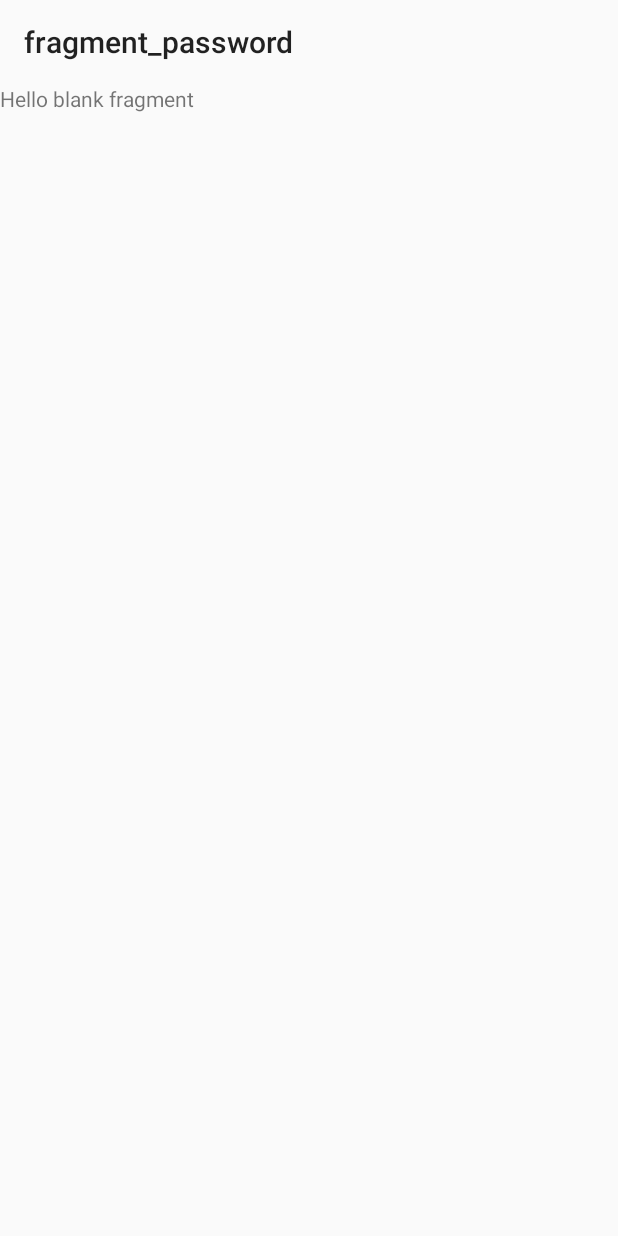
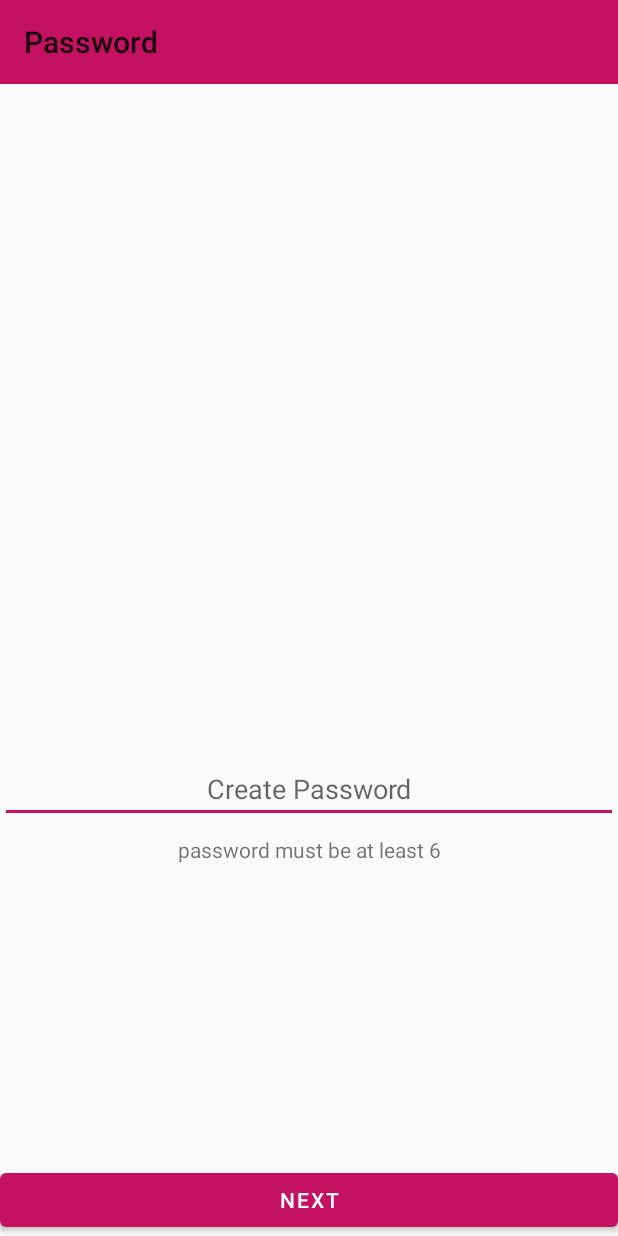
Before and after one commit to MahdiHatami/here-i-am, an Android app: the screen it shows after launch (SignupActivity), after a tap on "NEXT", on a phone screen of 412 x 824 dp. Run offline under Robolectric (Android 15) with nearby library versions, the phone set to English and light mode, and no system bars; our stand-ins replace data binding, navigation-ui; 1 statement that could not run was skipped.

Commit message:
add signUp activity fragments

```diff
--- a/app/src/main/java/com/tuga/konum/view/ui/signup/PasswordFragment.kt
+++ b/app/src/main/java/com/tuga/konum/view/ui/signup/PasswordFragment.kt
@@ -7,10 +7,12 @@ import android.view.View
 import android.view.ViewGroup
 import android.widget.Toast
 import androidx.fragment.app.Fragment
+import androidx.navigation.findNavController
 import androidx.navigation.fragment.navArgs
 import com.tuga.konum.R
+import kotlinx.android.synthetic.main.fragment_password.*
 
-class PasswordFragment : Fragment() {
+class PasswordFragment : Fragment(), View.OnClickListener {
     private val args: PasswordFragmentArgs by navArgs()
 
     override fun onCreate(savedInstanceState: Bundle?) {
@@ -27,5 +29,23 @@ class PasswordFragment : Fragment() {
         return inflater.inflate(R.layout.fragment_password, container, false)
     }
 
+    override fun onViewCreated(view: View, savedInstanceState: Bundle?) {
+        super.onViewCreated(view, savedInstanceState)
+        btnPasswordNext.setOnClickListener(this)
+    }
+
+    override fun onClick(v: View?) {
+        when (v?.id) {
+            R.id.btnPasswordNext -> {
+                val password: String = textPassword.text.toString()
+                val navController = v.findNavController()
+                navController.navigate(
+                    PasswordFragmentDirections.actionPasswordFragmentToEmailFragment(
+                        password
+                    )
+                )
+            }
+        }
+    }
 
 }
--- a/app/src/main/res/layout/activity_signup.xml
+++ b/app/src/main/res/layout/activity_signup.xml
@@ -10,7 +10,10 @@
     <androidx.appcompat.widget.Toolbar
         android:id="@+id/toolbar"
         android:layout_width="match_parent"
-        android:layout_height="wrap_content" />
+        android:layout_height="wrap_content"
+        android:background="?attr/colorPrimary"
+        android:minHeight="?attr/actionBarSize"
+        android:theme="?attr/actionBarTheme" />
 
     <fragment
         android:id="@+id/nav_host_signup_fragment"
@@ -23,4 +26,5 @@
         app:layout_constraintRight_toRightOf="parent"
         app:layout_constraintTop_toTopOf="parent"
         app:navGraph="@navigation/signup_nav_graph" />
+
 </LinearLayout>
--- a/app/src/main/res/layout/fragment_password.xml
+++ b/app/src/main/res/layout/fragment_password.xml
@@ -1,14 +1,51 @@
 <?xml version="1.0" encoding="utf-8"?>
-<FrameLayout xmlns:android="http://schemas.android.com/apk/res/android"
-    xmlns:tools="http://schemas.android.com/tools"
-    android:layout_width="match_parent"
-    android:layout_height="match_parent"
-    tools:context=".view.ui.signup.PasswordFragment">
+<layout xmlns:android="http://schemas.android.com/apk/res/android"
+    xmlns:app="http://schemas.android.com/apk/res-auto"
+    xmlns:tools="http://schemas.android.com/tools">
 
-    <!-- TODO: Update blank fragment layout -->
-    <TextView
+    <data>
+
+        <variable
+            name="viewModel"
+            type="com.tuga.konum.view.ui.signup.SignupActivityViewModel" />
+    </data>
+
+    <androidx.constraintlayout.widget.ConstraintLayout
         android:layout_width="match_parent"
-        android:layout_height="match_parent"
-        android:text="@string/hello_blank_fragment" />
+        android:layout_height="match_parent">
 
-</FrameLayout>
+        <EditText
+            android:id="@+id/textPassword"
+            android:layout_width="match_parent"
+            android:layout_height="0dp"
+            android:layout_marginBottom="8dp"
+            android:hint="@string/create_password_title"
+            android:importantForAutofill="no"
+            android:inputType="number"
+            android:selectAllOnFocus="true"
+            android:singleLine="true"
+            android:textAlignment="center"
+            app:layout_constraintBottom_toTopOf="@+id/passwordDescription"
+            tools:ignore="TextFields"
+            tools:layout_editor_absoluteX="16dp" />
+
+        <TextView
+            android:id="@+id/passwordDescription"
+            android:layout_width="match_parent"
+            android:layout_height="wrap_content"
+            android:layout_marginBottom="200dp"
+            android:text="@string/password_description_text"
+            android:textAlignment="center"
+            app:layout_constraintBottom_toTopOf="@+id/btnPasswordNext" />
+
+        <com.google.android.material.button.MaterialButton
+            android:id="@+id/btnPasswordNext"
+            style="@style/ShapeAppearance.MaterialComponents.LargeComponent"
+            android:layout_width="match_parent"
+            android:layout_height="wrap_content"
+            android:text="@string/next"
+            android:theme="@style/AppTheme.Button"
+            app:layout_constraintBottom_toBottomOf="parent" />
+    </androidx.constraintlayout.widget.ConstraintLayout>
+
+</layout>
--- a/app/src/main/res/navigation/signup_nav_graph.xml
+++ b/app/src/main/res/navigation/signup_nav_graph.xml
@@ -9,7 +9,7 @@
     <fragment
         android:id="@+id/phoneNumberFragment"
         android:name="com.tuga.konum.view.ui.signup.PhoneNumberFragment"
-        android:label="fragment_phone_number"
+        android:label="@string/phone_number_title"
         tools:layout="@layout/fragment_phone_number">
         <action
             android:id="@+id/action_phoneNumberFragment_to_passwordFragment"
@@ -25,15 +25,16 @@
     <fragment
         android:id="@+id/passwordFragment"
         android:name="com.tuga.konum.view.ui.signup.PasswordFragment"
-        android:label="fragment_password"
-        app:enterAnim="@anim/slide_in_right"
-        app:exitAnim="@anim/slide_out_left"
-        app:popEnterAnim="@anim/slide_in_left"
-        app:popExitAnim="@anim/slide_out_right"
+        android:label="@string/password_title"
+
         tools:layout="@layout/fragment_password">
         <action
             android:id="@+id/action_passwordFragment_to_emailFragment"
-            app:destination="@id/emailFragment" />
+            app:destination="@id/emailFragment"
+            app:enterAnim="@anim/slide_in_right"
+            app:exitAnim="@anim/slide_out_left"
+            app:popEnterAnim="@anim/slide_in_left"
+            app:popExitAnim="@anim/slide_out_right" />
         <argument
             android:name="phoneNumber"
             app:argType="string" />
@@ -43,7 +44,7 @@
     <fragment
         android:id="@+id/emailFragment"
         android:name="com.tuga.konum.view.ui.signup.EmailFragment"
-        android:label="fragment_email"
+        android:label="@string/email_title"
         tools:layout="@layout/fragment_email">
 
         <action
@@ -53,16 +54,61 @@
             app:exitAnim="@anim/slide_out_left"
             app:popEnterAnim="@anim/slide_in_left"
             app:popExitAnim="@anim/slide_out_right" />
+
+        <argument
+            android:name="password"
+            app:argType="string" />
     </fragment>
 
     <!-- Profile -->
     <fragment
         android:id="@+id/profileFragment"
         android:name="com.tuga.konum.view.ui.signup.ProfileFragment"
-        android:label="fragment_profile"
-        app:enterAnim="@anim/slide_in_right"
-        app:exitAnim="@anim/slide_out_left"
-        app:popEnterAnim="@anim/slide_in_left"
-        app:popExitAnim="@anim/slide_out_right"
-        tools:layout="@layout/fragment_profile" />
+        android:label="@string/profile_title"
+        tools:layout="@layout/fragment_profile">
+        <action
+            android:id="@+id/action_profileFragment_to_locationPermissionFragment"
+            app:destination="@id/locationPermissionFragment"
+            app:enterAnim="@anim/slide_in_right"
+            app:exitAnim="@anim/slide_out_left"
+            app:popEnterAnim="@anim/slide_in_left"
+            app:popExitAnim="@anim/slide_out_right" />
+    </fragment>
+
+    <!-- Location Permission -->
+    <fragment
+        android:id="@+id/locationPermissionFragment"
+        android:name="com.tuga.konum.view.ui.signup.LocationPermissionFragment"
+        android:label="@string/location_permission_title"
+        tools:layout="@layout/fragment_location_permission">
+        <action
+            android:id="@+id/action_locationPermissionFragment_to_joinCircleFragment"
+            app:destination="@id/joinCircleFragment"
+            app:enterAnim="@anim/slide_in_right"
+            app:exitAnim="@anim/slide_out_left"
+            app:popEnterAnim="@anim/slide_in_left"
+            app:popExitAnim="@anim/slide_out_right" />
+    </fragment>
+
+    <!-- Join Circle Or Create new Circle -->
+    <fragment
+        android:id="@+id/joinCircleFragment"
+        android:name="com.tuga.konum.view.ui.signup.JoinCircleFragment"
+        android:label="@string/join_circle_title"
+        tools:layout="@layout/fragment_join_circle">
+        <action
+            android:id="@+id/action_joinCircleFragment_to_createCircleFragment"
+            app:destination="@id/createCircleFragment"
+            app:enterAnim="@anim/slide_in_right"
+            app:exitAnim="@anim/slide_out_left"
+            app:popEnterAnim="@anim/slide_in_left"
+            app:popExitAnim="@anim/slide_out_right" />
+    </fragment>
+
+    <!-- Create Circle -->
+    <fragment
+        android:id="@+id/createCircleFragment"
+        android:name="com.tuga.konum.view.ui.signup.CreateCircleFragment"
+        android:label="@string/create_circle_title"
+        tools:layout="@layout/fragment_create_circle" />
 </navigation>
--- a/app/src/main/res/values/colors.xml
+++ b/app/src/main/res/values/colors.xml
@@ -3,7 +3,6 @@
     <color name="colorPrimary">#C51162</color>
     <color name="colorPrimaryDark">#AD1457</color>
     <color name="colorAccent">#C51162</color>>
-
 
 
     <color name="background">#2B292B</color>
--- a/app/src/main/res/values/strings.xml
+++ b/app/src/main/res/values/strings.xml
@@ -8,4 +8,13 @@
     <string name="privacy_link">http://tuga.com.tr/yonetici-gizlilik-sozlesmesi.html</string>
     <string name="terms_of_service_text">Terms of Service</string>
     <string name="privacy_policy_text">Privacy Policy</string>
+    <string name="phone_number_title">Phone Number</string>
+    <string name="password_title">Password</string>
+    <string name="email_title">Email</string>
+    <string name="profile_title">Profile</string>
+    <string name="location_permission_title">Location Permission</string>
+    <string name="join_circle_title">Join Circle</string>
+    <string name="create_circle_title">Create Circle</string>
+    <string name="password_description_text">password must be at least 6</string>
+    <string name="create_password_title">Create Password</string>
 </resources>
```
Also changed, not shown: app/src/main/AndroidManifest.xml (+7 -6 lines), app/src/main/java/com/tuga/konum/view/ui/signup/CreateCircleFragment.kt (added, +25 -0 lines), app/src/main/java/com/tuga/konum/view/ui/signup/EmailFragment.kt (+11 -4 lines), app/src/main/java/com/tuga/konum/view/ui/signup/JoinCircleFragment.kt (added, +25 -0 lines), app/src/main/java/com/tuga/konum/view/ui/signup/LocationPermissionFragment.kt (added, +22 -0 lines), app/src/main/res/layout/fragment_create_circle.xml (added, +14 -0 lines), app/src/main/res/layout/fragment_join_circle.xml (added, +14 -0 lines), app/src/main/res/layout/fragment_location_permission.xml (added, +14 -0 lines), app/src/main/res/layout/fragment_phone_number.xml (+4 -3 lines).
